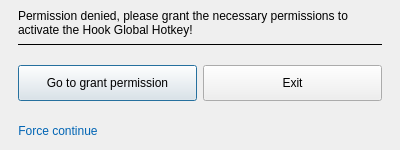
Old version of the form src/app/require_permission_dialog.ui in the repository JaderoChan/EasyLinks.
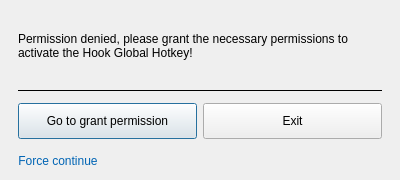
New version of the form.

Diff of the .ui file:
```diff
--- a/src/app/require_permission_dialog.ui
+++ b/src/app/require_permission_dialog.ui
@@ -7,7 +7,7 @@
     <x>0</x>
     <y>0</y>
     <width>400</width>
-    <height>150</height>
+    <height>180</height>
    </rect>
   </property>
   <property name="font">
@@ -33,12 +33,6 @@
    </property>
    <item>
     <widget class="QWidget" name="widget_1" native="true">
-     <property name="sizePolicy">
-      <sizepolicy hsizetype="Preferred" vsizetype="Fixed">
-       <horstretch>0</horstretch>
-       <verstretch>0</verstretch>
-      </sizepolicy>
-     </property>
      <layout class="QHBoxLayout" name="horizontalLayout_2">
       <property name="leftMargin">
        <number>0</number>
```
